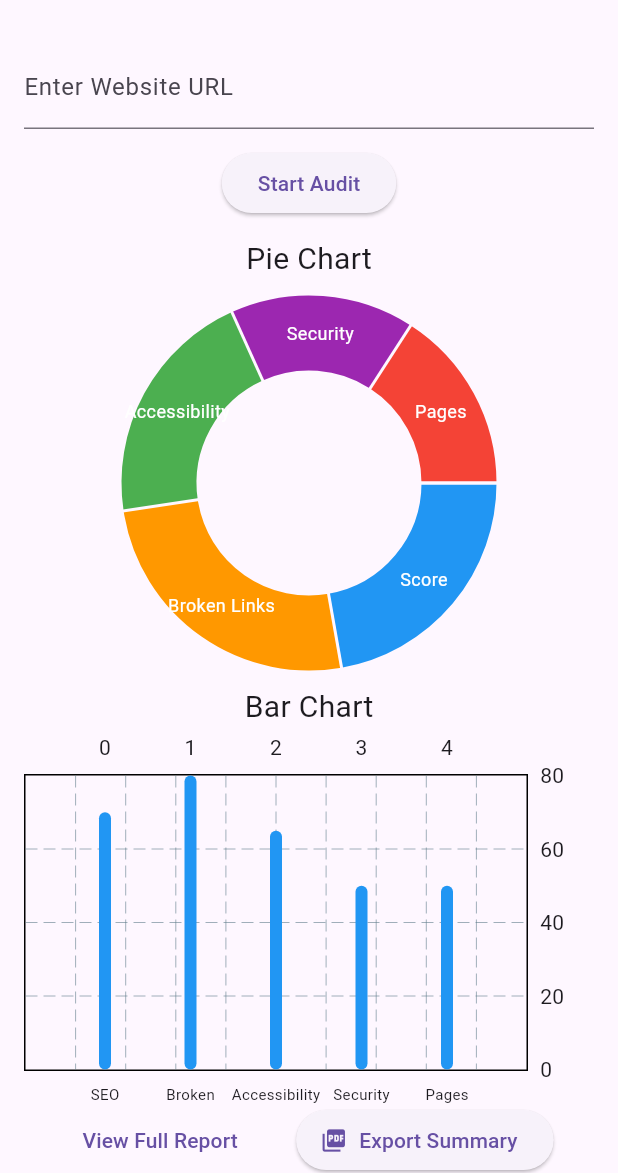
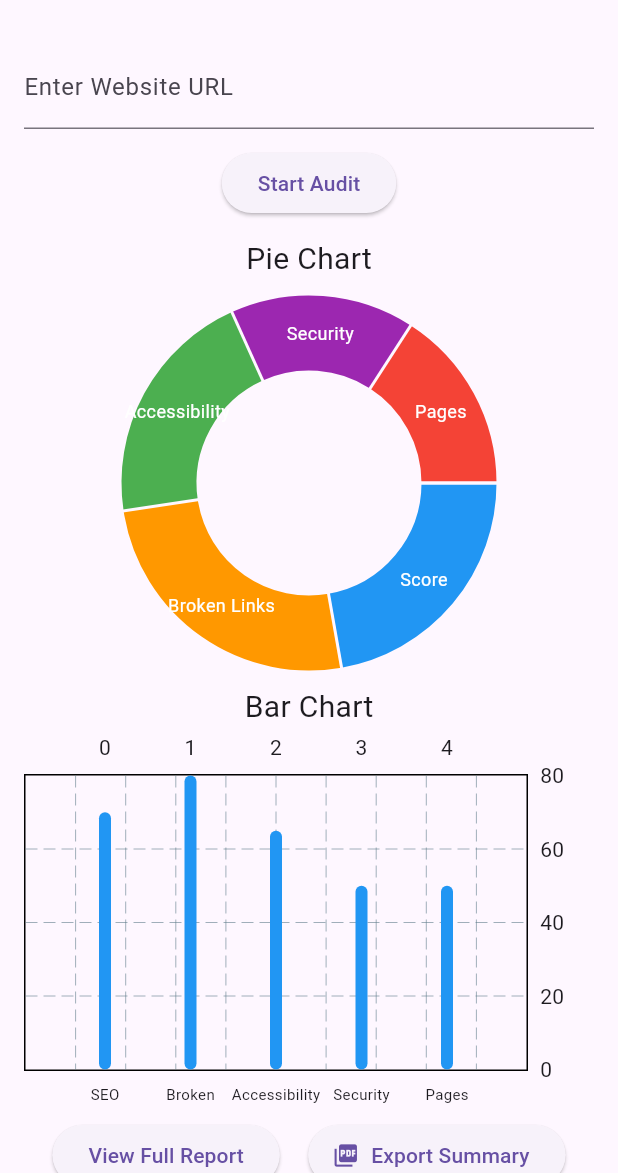
Before and after one commit to Shahin4292/Alora-Audit, a Flutter app: the screen it shows after launch, after a tap on "Start Audit", on a phone screen of 412 x 824 dp, the part 63-1236 px from its top. Run offline on Flutter 3.47's test engine with Material 3 defaults, Android fonts, the phone set to English and light mode, and no system bars; drawn by our look-alikes of fl_chart; our stand-ins replace printing, screenshot.

Commit message:
add elevated button

```diff
--- a/lib/screens/audit_dashboard.dart
+++ b/lib/screens/audit_dashboard.dart
@@ -311,19 +311,30 @@ class AuditDashboardState extends State<AuditDashboard> {
                     ),
                   ),
                 ),
+                SizedBox(height: 10),
                 Row(
                   mainAxisAlignment: MainAxisAlignment.spaceEvenly,
                   children: [
-                    TextButton(
+                    ElevatedButton.icon(
+                      label: Text("View Full Report"),
                       onPressed:
                           () => Navigator.push(
-                            context,
-                            MaterialPageRoute(
-                              builder: (_) => AuditReportWebView(),
-                            ),
-                          ),
-                      child: Text('View Full Report'),
+                        context,
+                        MaterialPageRoute(
+                          builder: (_) => AuditReportWebView(),
+                        ),
+                      ),
                     ),
+                    // TextButton(
+                    //   onPressed:
+                    //       () => Navigator.push(
+                    //         context,
+                    //         MaterialPageRoute(
+                    //           builder: (_) => AuditReportWebView(),
+                    //         ),
+                    //       ),
+                    //   child: Text('View Full Report'),
+                    // ),
                     ElevatedButton.icon(
                       icon: Icon(Icons.picture_as_pdf),
                       label: Text("Export Summary"),
```
